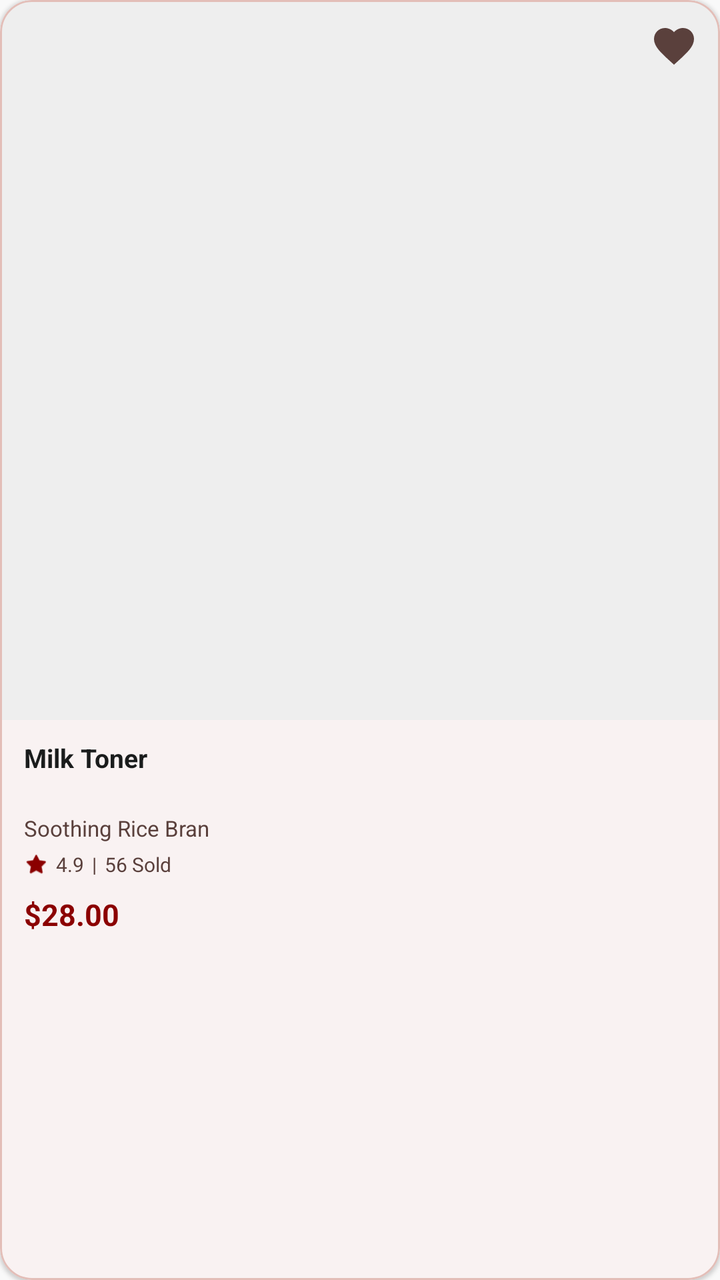
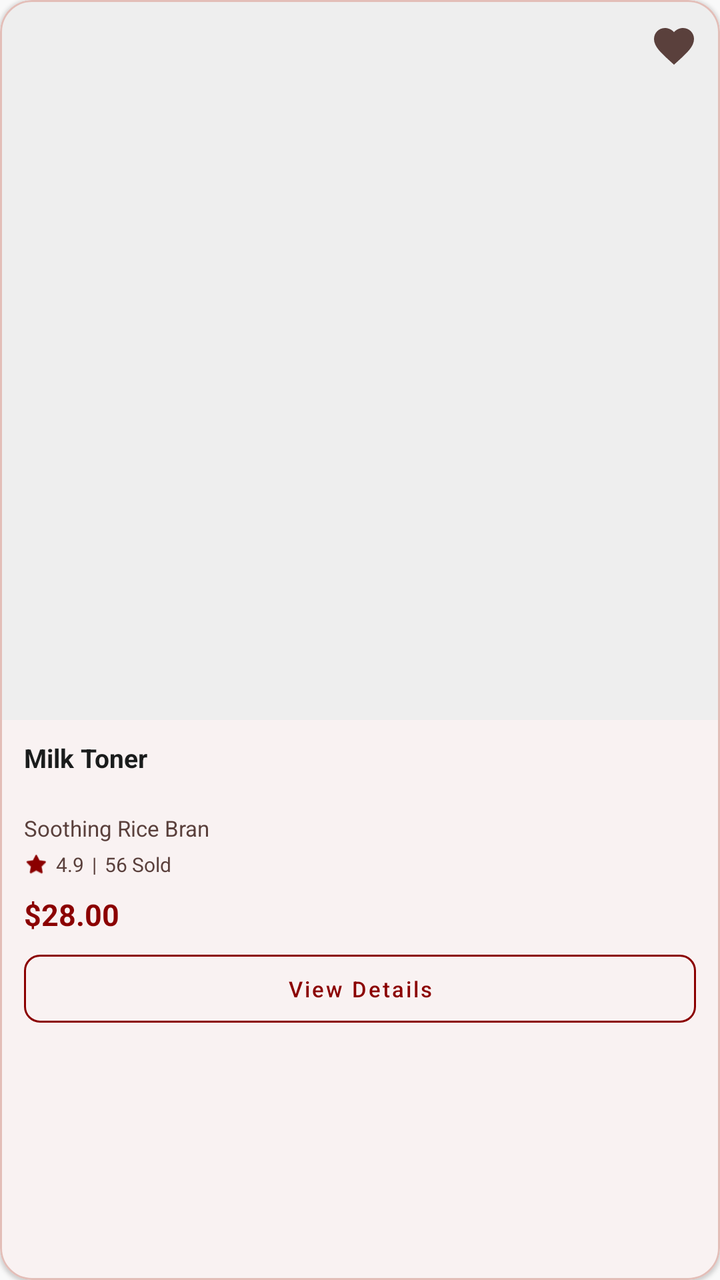

An Android layout rendered at two revisions. The XML below is the earlier revision; the diff shows what the commit changed to produce the second picture.
<!-- AndroidManifest.xml: application theme Theme.TirTirMCommerce -->
<!-- res/layout/item_product.xml -->
<?xml version="1.0" encoding="utf-8"?>
<com.google.android.material.card.MaterialCardView xmlns:android="http://schemas.android.com/apk/res/android"
    xmlns:app="http://schemas.android.com/apk/res-auto"
    android:layout_width="match_parent"
    android:layout_height="wrap_content"
    android:layout_margin="6dp"
    app:cardCornerRadius="16dp"
    app:cardElevation="1dp"
    app:cardBackgroundColor="@color/tirtir_white"
    app:strokeWidth="1dp"
    app:strokeColor="@color/tirtir_rose_outline">

    <androidx.constraintlayout.widget.ConstraintLayout
        android:layout_width="match_parent"
        android:layout_height="wrap_content">

        
        <FrameLayout
            android:id="@+id/cardImageContainer"
            android:layout_width="0dp"
            android:layout_height="0dp"
            android:background="@color/tirtir_bg_gray"
            app:layout_constraintTop_toTopOf="parent"
            app:layout_constraintStart_toStartOf="parent"
            app:layout_constraintEnd_toEndOf="parent"
            app:layout_constraintDimensionRatio="1:1">

            
            <ImageView
                android:id="@+id/ivProductImage"
                android:layout_width="match_parent"
                android:layout_height="match_parent"
                android:scaleType="centerCrop" />

            
            <TextView
                android:id="@+id/tvDiscountBadge"
                android:layout_width="wrap_content"
                android:layout_height="wrap_content"
                android:layout_gravity="top|start"
                android:layout_margin="8dp"
                android:background="@drawable/bg_tag_primary"
                android:paddingHorizontal="7dp"
                android:paddingVertical="3dp"
                android:textColor="@color/tirtir_white"
                android:textSize="10sp"
                android:textStyle="bold"
                android:text="-10%"
                android:visibility="gone" />

            
            <FrameLayout
                android:id="@+id/soldOutOverlay"
                android:layout_width="match_parent"
                android:layout_height="match_parent"
                android:background="#99000000"
                android:visibility="gone">
                <TextView
                    android:id="@+id/tvOutOfStock"
                    android:layout_width="wrap_content"
                    android:layout_height="wrap_content"
                    android:layout_gravity="center"
                    android:text="Sold Out"
                    android:textColor="@color/tirtir_white"
                    android:textSize="14sp"
                    android:textStyle="bold"
                    android:letterSpacing="0.05"
                    android:paddingHorizontal="16dp"
                    android:paddingVertical="6dp"
                    android:background="#4DFFFFFF" />
            </FrameLayout>

            
            <ImageButton
                android:id="@+id/btnWishlistToggle"
                android:layout_width="34dp"
                android:layout_height="34dp"
                android:layout_gravity="top|end"
                android:layout_margin="6dp"
                android:background="@android:color/transparent"
                android:src="@drawable/ic_wishlist"
                app:tint="@color/tirtir_text_secondary"
                android:scaleType="centerInside"
                android:contentDescription="Wishlist" />

        </FrameLayout>

        
        <LinearLayout
            android:layout_width="0dp"
            android:layout_height="wrap_content"
            android:orientation="vertical"
            android:paddingHorizontal="12dp"
            android:paddingTop="10dp"
            android:paddingBottom="12dp"
            app:layout_constraintTop_toBottomOf="@id/cardImageContainer"
            app:layout_constraintStart_toStartOf="parent"
            app:layout_constraintEnd_toEndOf="parent">

            
            <TextView
                android:id="@+id/tvProductName"
                android:layout_width="match_parent"
                android:layout_height="wrap_content"
                android:text="Milk Toner"
                android:textColor="@color/tirtir_black"
                android:textSize="13sp"
                android:textStyle="bold"
                android:minLines="2"
                android:maxLines="2"
                android:ellipsize="end"
                android:lineSpacingMultiplier="1.1" />

            <TextView
                android:id="@+id/tvProductCategory"
                android:layout_width="match_parent"
                android:layout_height="wrap_content"
                android:layout_marginTop="2dp"
                android:text="Soothing Rice Bran"
                android:textColor="@color/tirtir_text_secondary"
                android:textSize="11sp"
                android:maxLines="1"
                android:ellipsize="end" />

            
            <LinearLayout
                android:layout_width="match_parent"
                android:layout_height="wrap_content"
                android:orientation="horizontal"
                android:gravity="center_vertical"
                android:layout_marginTop="4dp">

                <ImageView
                    android:layout_width="12dp"
                    android:layout_height="12dp"
                    android:src="@android:drawable/btn_star_big_on"
                    app:tint="@color/tirtir_red_primary" />
                
                <TextView
                    android:id="@+id/tvRatingCount"
                    android:layout_width="wrap_content"
                    android:layout_height="wrap_content"
                    android:layout_marginStart="4dp"
                    android:text="4.9"
                    android:textColor="@color/tirtir_text_secondary"
                    android:textSize="10sp" />

                <TextView
                    android:layout_width="wrap_content"
                    android:layout_height="wrap_content"
                    android:layout_marginStart="4dp"
                    android:layout_marginEnd="4dp"
                    android:text="|"
                    android:textColor="@color/tirtir_text_secondary"
                    android:textSize="10sp" />

                <TextView
                    android:id="@+id/tvSoldCount"
                    android:layout_width="wrap_content"
                    android:layout_height="wrap_content"
                    android:text="56 Sold"
                    android:textColor="@color/tirtir_text_secondary"
                    android:textSize="10sp" />
            </LinearLayout>

            
            <LinearLayout
                android:layout_width="match_parent"
                android:layout_height="wrap_content"
                android:orientation="vertical"
                android:layout_marginTop="8dp">

                <TextView
                    android:id="@+id/tvOriginalPrice"
                    android:layout_width="wrap_content"
                    android:layout_height="wrap_content"
                    android:text="$35.00"
                    android:textColor="@color/tirtir_text_secondary"
                    android:textSize="10sp"
                    android:visibility="gone" />

                <TextView
                    android:id="@+id/tvProductPrice"
                    android:layout_width="wrap_content"
                    android:layout_height="wrap_content"
                    android:text="$28.00"
                    android:textColor="@color/tirtir_red_primary"
                    android:textSize="15sp"
                    android:textStyle="bold" />

            </LinearLayout>



        </LinearLayout>

    </androidx.constraintlayout.widget.ConstraintLayout>
</com.google.android.material.card.MaterialCardView>
<!-- resources referenced by this layout -->
<resources>
  <color name="tirtir_bg_gray">#EEEEEE</color>
  <color name="tirtir_black">#1A1C1C</color>
  <color name="tirtir_red_primary">#8B0000</color>
  <color name="tirtir_rose_outline">#E3BEB8</color>
  <color name="tirtir_text_secondary">#5A403C</color>
  <color name="tirtir_white">#FFFFFF</color>
  <!-- drawable bg_tag_primary (drawable) -->
  <?xml version="1.0" encoding="utf-8"?>
  <shape xmlns:android="http://schemas.android.com/apk/res/android"
      android:shape="rectangle">
      <solid android:color="@color/tirtir_red_primary" />
      <corners android:radius="16dp" />
  </shape>
  <!-- drawable ic_wishlist (drawable) -->
  <vector xmlns:android="http://schemas.android.com/apk/res/android"
      android:width="24dp"
      android:height="24dp"
      android:viewportWidth="24.0"
      android:viewportHeight="24.0"
      android:tint="?attr/colorControlNormal">
    <path
        android:fillColor="#FF000000"
        android:pathData="M12,21.35l-1.45,-1.32C5.4,15.36 2,12.28 2,8.5 2,5.42 4.42,3 7.5,3c1.74,0 3.41,0.81 4.5,2.09C13.09,3.81 14.76,3 16.5,3 19.58,3 22,5.42 22,8.5c0,3.78 -3.4,6.86 -8.55,11.54L12,21.35z"/>
  </vector>
  <style name="Theme.TirTirMCommerce" parent="Base.Theme.TirTirMCommerce" />
  <style name="Base.Theme.TirTirMCommerce" parent="Theme.Material3.DayNight.NoActionBar">
          
          <item name="colorPrimary">@color/tirtir_red_primary</item>
          <item name="colorPrimaryDark">@color/tirtir_red_dark</item>
          <item name="colorPrimaryContainer">@color/tirtir_red_surface</item>
  
          
          <item name="colorOnPrimary">@color/tirtir_white</item>
          <item name="colorOnPrimaryContainer">@color/tirtir_red_primary</item>
  
          
          <item name="colorSecondary">@color/tirtir_black</item>
          <item name="colorOnSecondary">@color/tirtir_white</item>
          <item name="colorSecondaryContainer">@color/tirtir_red_surface</item>
          <item name="colorOnSecondaryContainer">@color/tirtir_red_primary</item>
  
          
          <item name="colorSurface">@color/tirtir_white</item>
          <item name="colorOnSurface">@color/tirtir_black</item>
          <item name="colorSurfaceVariant">@color/tirtir_off_white</item>
  
          
          <item name="android:windowBackground">@color/tirtir_off_white</item>
          <item name="android:statusBarColor">@color/tirtir_white</item>
          <item name="android:windowLightStatusBar">true</item>
  
          
          <item name="colorError">@color/tirtir_error</item>
      </style>
  <color name="tirtir_red_dark">#610000</color>
  <color name="tirtir_red_surface">#FFF4F3</color>
  <color name="tirtir_off_white">#F9F9F9</color>
  <color name="tirtir_error">#D32F2F</color>
</resources>

<!-- the commit's change to res/layout/item_product.xml (unified diff, before → after) -->
@@ -190,7 +190,21 @@
 
             </LinearLayout>
 
-
+            <com.google.android.material.button.MaterialButton
+                android:id="@+id/btnViewDetails"
+                android:layout_width="match_parent"
+                android:layout_height="34dp"
+                android:layout_marginTop="10dp"
+                android:insetTop="0dp"
+                android:insetBottom="0dp"
+                android:text="View Details"
+                android:textSize="11sp"
+                android:textAllCaps="false"
+                android:textColor="@color/tirtir_red_primary"
+                style="@style/Widget.MaterialComponents.Button.OutlinedButton"
+                app:strokeColor="@color/tirtir_red_primary"
+                app:strokeWidth="1dp"
+                app:cornerRadius="8dp" />
 
         </LinearLayout>
 
